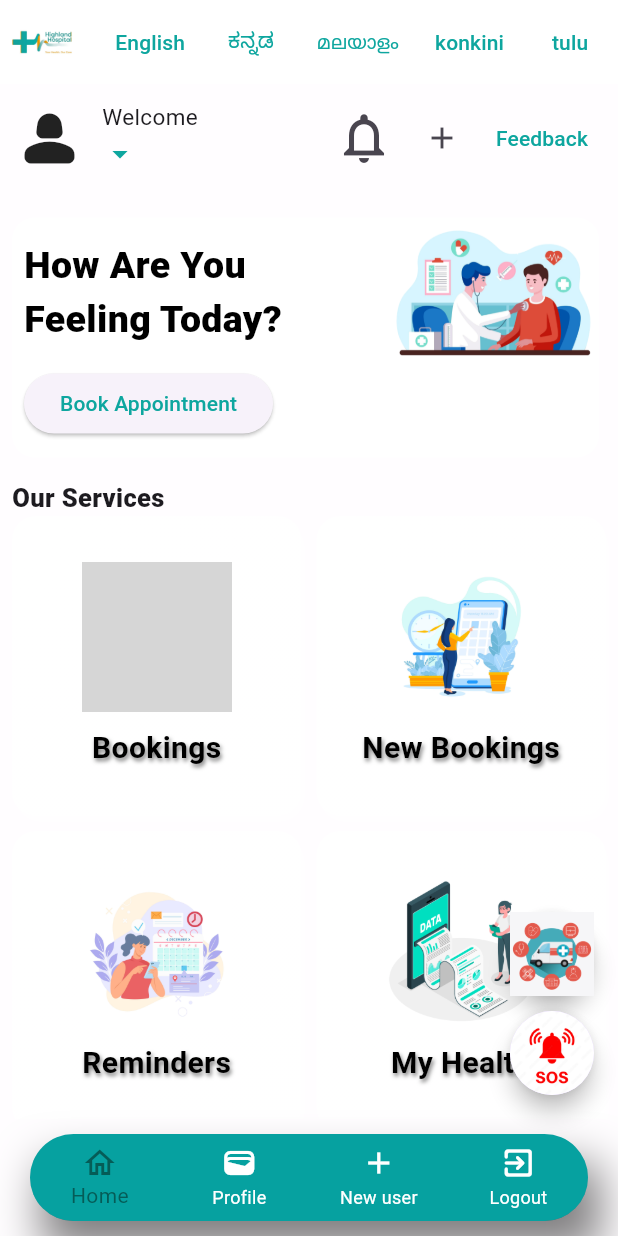
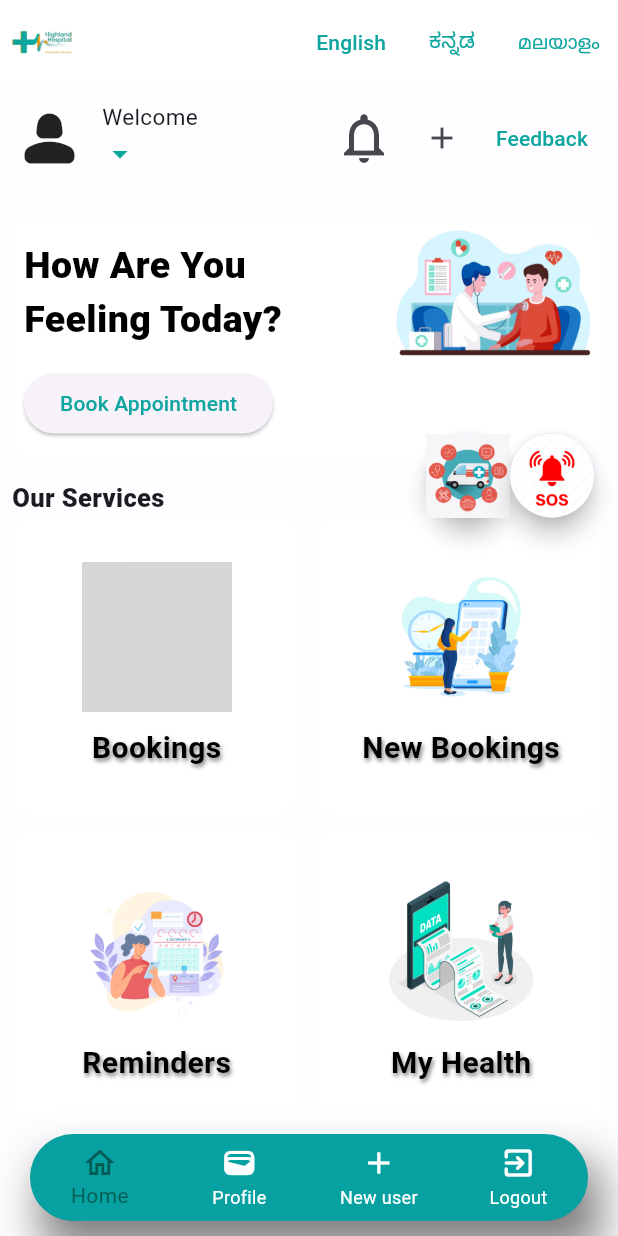
Before and after one commit to athulyashaibu2003/Hospital_Management_Mobile_App, a Flutter app: the MyBottomNavBar screen opened directly, on a phone screen of 412 x 824 dp. Run offline on Flutter 3.47's test engine with Material 3 defaults, Android fonts, the light colour scheme and no system bars; our stand-ins replace easy_localization, file_picker, image_picker, table_calendar; network calls fail; grey boxes are pictures that could not be loaded.

Commit message:
editing languages

```diff
--- a/lib/presentation/home_page/view/bottom_navigation_bar/bottom_nav_bar.dart
+++ b/lib/presentation/home_page/view/bottom_navigation_bar/bottom_nav_bar.dart
@@ -107,8 +107,10 @@ class _MyBottomNavBarState extends State<MyBottomNavBar> {
           ),
         ),
       ),
-      floatingActionButton: myCurrentIndex == 0
-          ? Column(
+      floatingActionButton: Padding(
+        padding: const EdgeInsets.only(bottom: 385),
+        child: myCurrentIndex == 0
+            ? Row(
                 mainAxisSize: MainAxisSize.min,
                 children: [
                   // Ambulance floating button
@@ -122,7 +124,8 @@ class _MyBottomNavBarState extends State<MyBottomNavBar> {
                     //   fit: BoxFit.fill,
                     // ),
                     onPressed: () async {
-                    await sosFunctionProvider.Ambulance(patientDetailsProvider);
+                      await sosFunctionProvider.Ambulance(
+                          patientDetailsProvider);
                       showDialog(
                         barrierDismissible: false,
                         context: context,
@@ -164,7 +167,7 @@ class _MyBottomNavBarState extends State<MyBottomNavBar> {
                     },
                   ),
                   SizedBox(height: 10),
-                // SOS floating button
+                  // SOS floating bu10tton
                   FloatingActionButton(
                     shape: const CircleBorder(),
                     child: const CircleAvatar(
@@ -211,6 +214,7 @@ class _MyBottomNavBarState extends State<MyBottomNavBar> {
                 ],
               )
             : null,
+      ),
       body: pages[myCurrentIndex],
     );
   }
--- a/lib/presentation/home_page/view/home_page.dart
+++ b/lib/presentation/home_page/view/home_page.dart
@@ -89,24 +89,6 @@ class _HomePageState extends State<HomePage> {
                   },
                   child: const Text(
                     "മലയാളം",
-                    style: TextStyle(color: ColorConstants.mainBlue),
-                  ).tr()),
-              TextButton(
-                  onPressed: () {
-                    LocalizationChecker.changeLanguge(
-                        context: context, locale: const Locale('knn', 'IN'));
-                  },
-                  child: const Text(
-                    "konkini",
-                    style: TextStyle(color: ColorConstants.mainBlue),
-                  ).tr()),
-              TextButton(
-                  onPressed: () {
-                    LocalizationChecker.changeLanguge(
-                        context: context, locale: const Locale('tcy', 'IN'));
-                  },
-                  child: const Text(
-                    "tulu",
                     style: TextStyle(color: ColorConstants.mainBlue),
                   ).tr()),
             ],
```
Also changed, not shown: assets/translations/kok-IN.json (renamed from assets/translations/knn-IN.json), pubspec.lock. Lines whose indentation alone changed are shown as unchanged.
